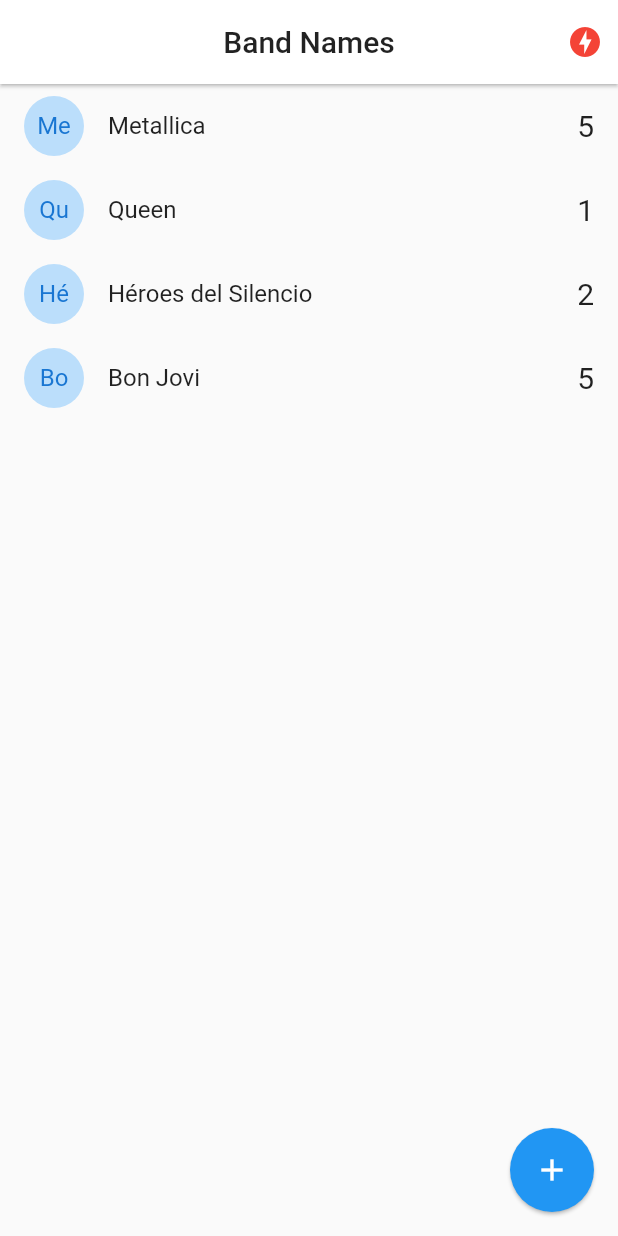
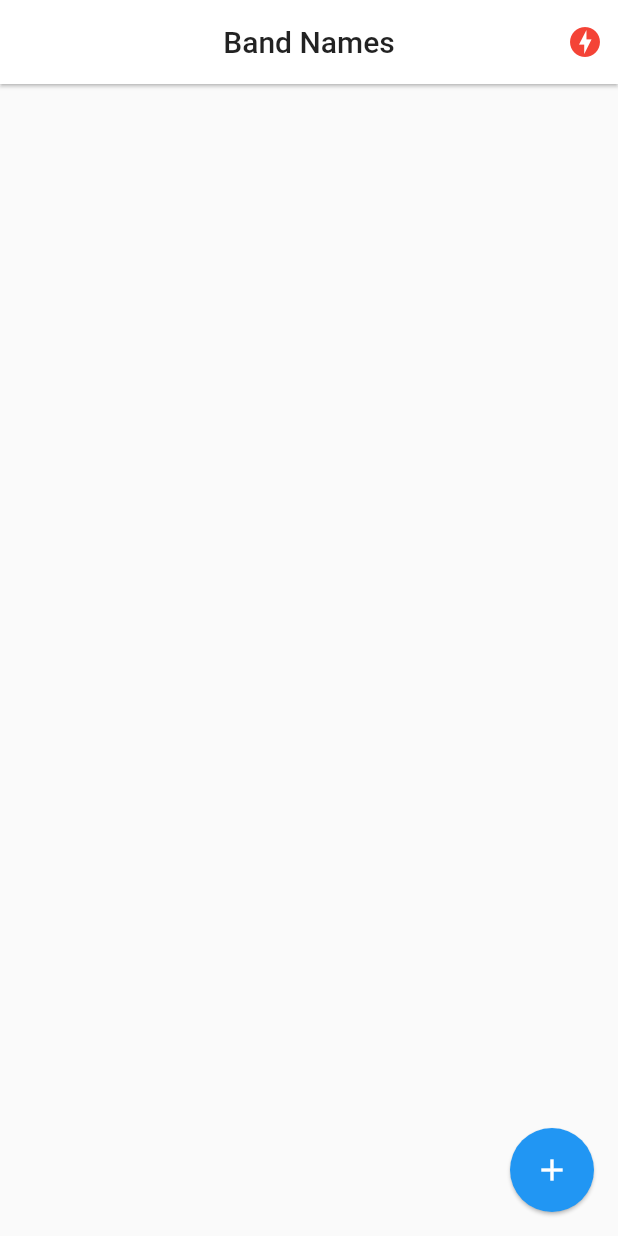
Before and after one commit to michaelrondon27/curso_flutter_avanzado, a Flutter app: the screen it shows after launch, on a phone screen of 412 x 824 dp. Run offline on Flutter 3.47's test engine with Material 2 defaults, Android fonts, the phone set to English and light mode, and no system bars; our stand-ins replace socket_io_client; network calls fail.

Commit message:
35. Flutter: Escuchar evento 'active-bands'

```diff
--- a/band_names/lib/models/band.dart
+++ b/band_names/lib/models/band.dart
@@ -10,8 +10,8 @@
   });
 
   factory Band.fromMap( Map<String, dynamic> obj ) => Band(
-    id   : obj['id'],
-    name : obj['name'],
-    votes: obj['votes']
+    id   : obj.containsKey('id') ? obj['id'] : 'no-id',
+    name : obj.containsKey('name') ? obj['name'] : 'no-name',
+    votes: obj.containsKey('votes') ? obj['votes'] : 0
   );
 }
--- a/band_names/lib/pages/home.dart
+++ b/band_names/lib/pages/home.dart
@@ -13,12 +13,29 @@
 }
 
 class _HomePageState extends State<HomePage> {
-  List<Band> bands = [
-    Band(id: '1', name: 'Metallica', votes: 5),
-    Band(id: '2', name: 'Queen', votes: 1),
-    Band(id: '3', name: 'Héroes del Silencio', votes: 2),
-    Band(id: '4', name: 'Bon Jovi', votes: 5)
-  ];
+  List<Band> bands = [];
+
+  @override
+  void initState() {
+    final socketService = Provider.of<SocketService>(context,listen: false);
+
+    socketService.socket.on('active-bands', ( payload ) {
+      this.bands = (payload as List).map((band) => Band.fromMap(band)).toList();
+
+      setState(() {});
+    });
+
+    super.initState();
+  }
+
+  @override
+  void dispose() {
+    final socketService = Provider.of<SocketService>(context,listen: false);
+
+    socketService.socket.off('active-bands');
+
+    super.dispose();
+  }
 
   @override
   Widget build(BuildContext context) {
```
